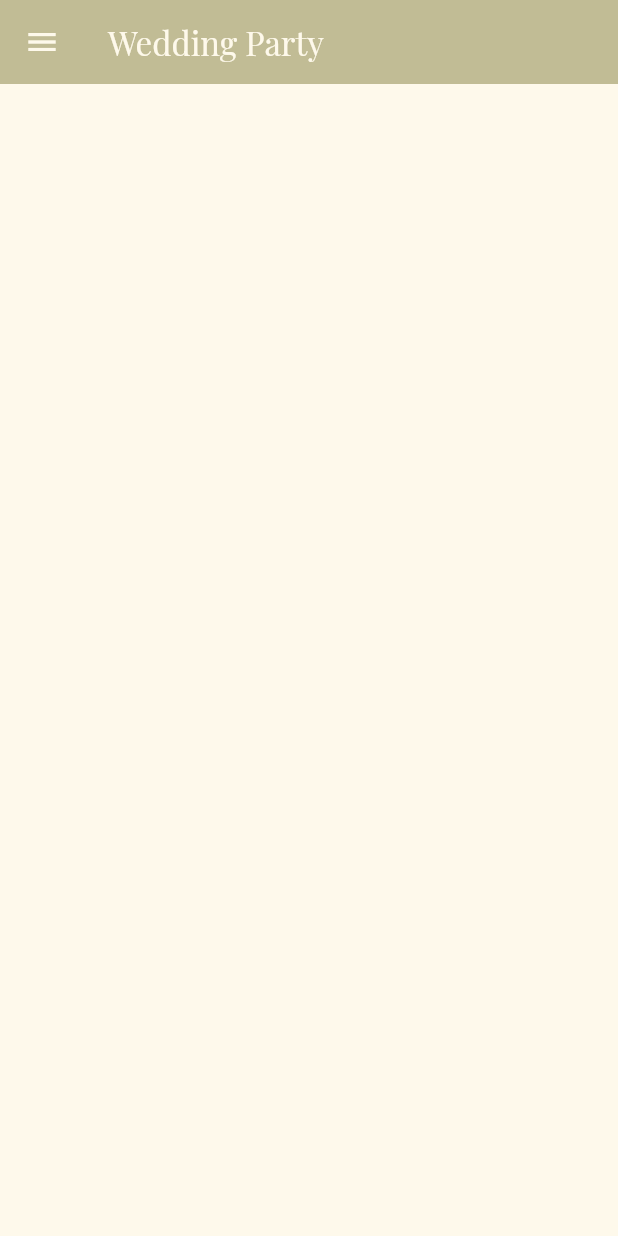
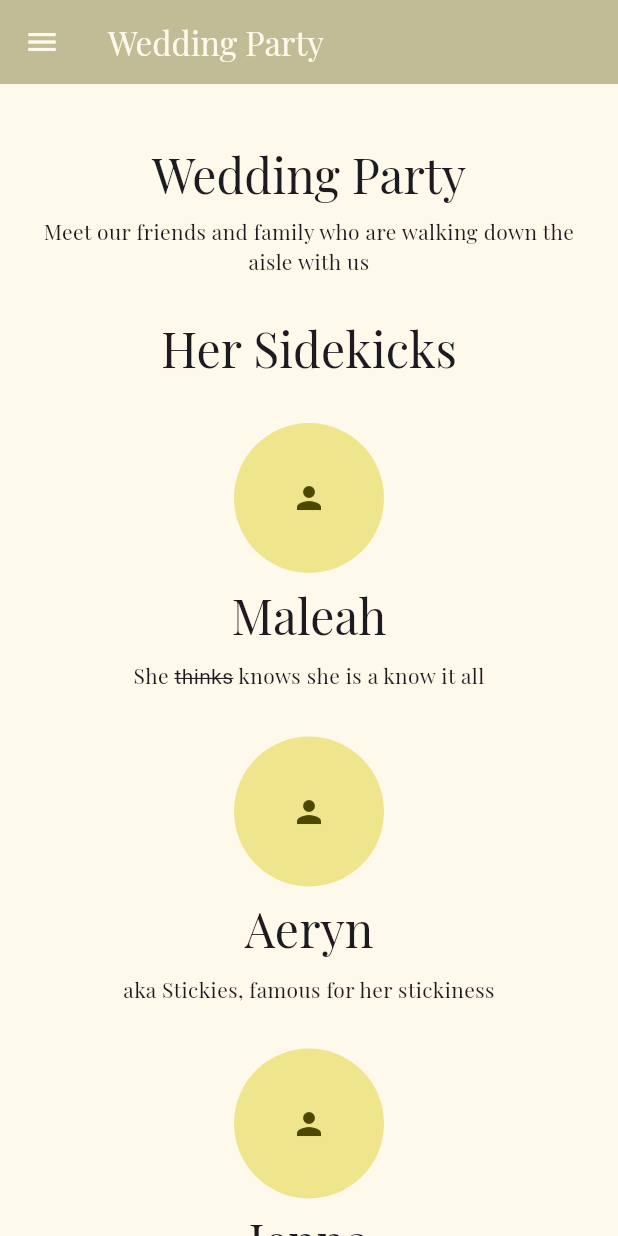
Before and after one commit to JadyMcIntyre/jaylin_wedding, a Flutter app: the WeddingPartyPage screen opened by its route, on a phone screen of 412 x 824 dp. Run offline on Flutter 3.47's test engine with Material 3 defaults, Android fonts, the phone set to English and light mode, and no system bars; our stand-ins replace firebase_core, flutter_bloc, go_router, google_fonts, injectable; accounts and stored records are empty; statements that could not run were skipped.

Commit message:
wedding party

```diff
--- /dev/null
+++ b/lib/features/wedding_party/person.dart
@@ -0,0 +1,26 @@
+import 'package:flutter/material.dart';
+
+class Person extends StatelessWidget {
+  const Person({super.key, required this.name, required this.imagePath, required this.description});
+  final String name, description, imagePath;
+
+  @override
+  Widget build(BuildContext context) {
+    return Column(
+      crossAxisAlignment: CrossAxisAlignment.center,
+      mainAxisAlignment: MainAxisAlignment.center,
+      children: [
+        const SizedBox(height: 20),
+        Padding(
+          padding: const EdgeInsets.only(bottom: 8.0),
+          child: CircleAvatar(radius: 50, child: Icon(Icons.person)),
+        ),
+        Text(name, style: Theme.of(context).textTheme.headlineLarge, textAlign: TextAlign.center),
+        Padding(
+          padding: const EdgeInsets.all(10),
+          child: Text(description, textAlign: TextAlign.center),
+        ),
+      ],
+    );
+  }
+}
--- a/lib/features/wedding_party/wedding_party.dart
+++ b/lib/features/wedding_party/wedding_party.dart
@@ -1,5 +1,6 @@
 import 'package:flutter/material.dart';
 import 'package:go_router/go_router.dart';
+import 'package:jaylin_wedding/features/wedding_party/person.dart';
 
 class WeddingPartyPage extends StatelessWidget {
   const WeddingPartyPage({super.key});
@@ -53,7 +54,54 @@ class WeddingPartyPage extends StatelessWidget {
         child: Column(
           crossAxisAlignment: CrossAxisAlignment.center,
           mainAxisAlignment: MainAxisAlignment.center,
-          children: [],
+          children: [
+            const SizedBox(height: 40),
+            Text('Wedding Party', style: Theme.of(context).textTheme.headlineLarge, textAlign: TextAlign.center),
+            Padding(
+              padding: const EdgeInsets.symmetric(vertical: 8, horizontal: 25),
+              child: Text(
+                'Meet our friends and family who are walking down the aisle with us',
+                textAlign: TextAlign.center,
+              ),
+            ),
+            const SizedBox(height: 20),
+            Text('Her Sidekicks', style: Theme.of(context).textTheme.headlineLarge, textAlign: TextAlign.center),
+            const SizedBox(height: 10),
+            Column(
+              crossAxisAlignment: CrossAxisAlignment.center,
+              mainAxisAlignment: MainAxisAlignment.center,
+              children: [
+                const SizedBox(height: 20),
+                Padding(
+                  padding: const EdgeInsets.only(bottom: 8.0),
+                  child: CircleAvatar(radius: 50, child: Icon(Icons.person)),
+                ),
+                Text('Maleah', style: Theme.of(context).textTheme.headlineLarge, textAlign: TextAlign.center),
+                Padding(
+                  padding: const EdgeInsets.all(10),
+                  child: Text.rich(
+                    TextSpan(
+                      children: [
+                        const TextSpan(text: 'She '),
+                        TextSpan(
+                          text: 'thinks',
+                          style: const TextStyle(decoration: TextDecoration.lineThrough),
+                        ),
+                        const TextSpan(text: ' knows she is a know it all'),
+                      ],
+                    ),
+                    textAlign: TextAlign.center,
+                  ),
+                ),
+              ],
+            ),
+            Person(name: 'Aeryn', imagePath: '', description: 'aka Stickies, famous for her stickiness'),
+            Person(name: 'Jenna', imagePath: '', description: 'This is an example of a description'),
+            const SizedBox(height: 20),
+            Text('His Sidekicks', style: Theme.of(context).textTheme.headlineLarge, textAlign: TextAlign.center),
+            const SizedBox(height: 10),
+            Person(name: 'Matthew', imagePath: '', description: 'This is an example of a description'),
+          ],
         ),
       ),
     );
```
